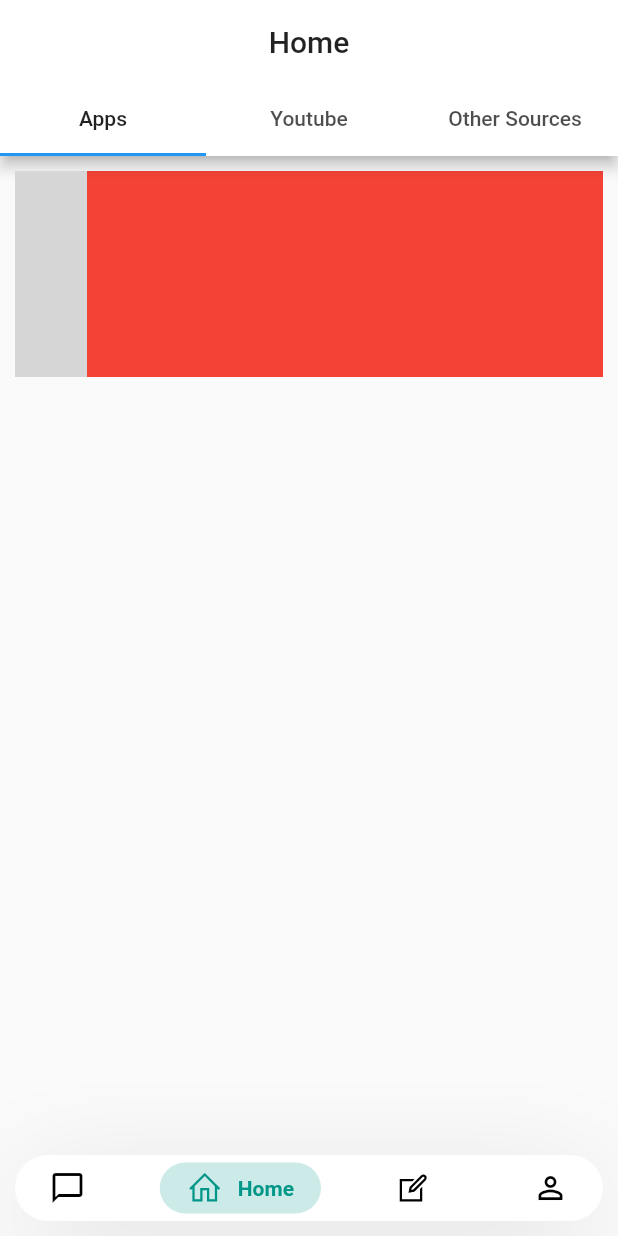
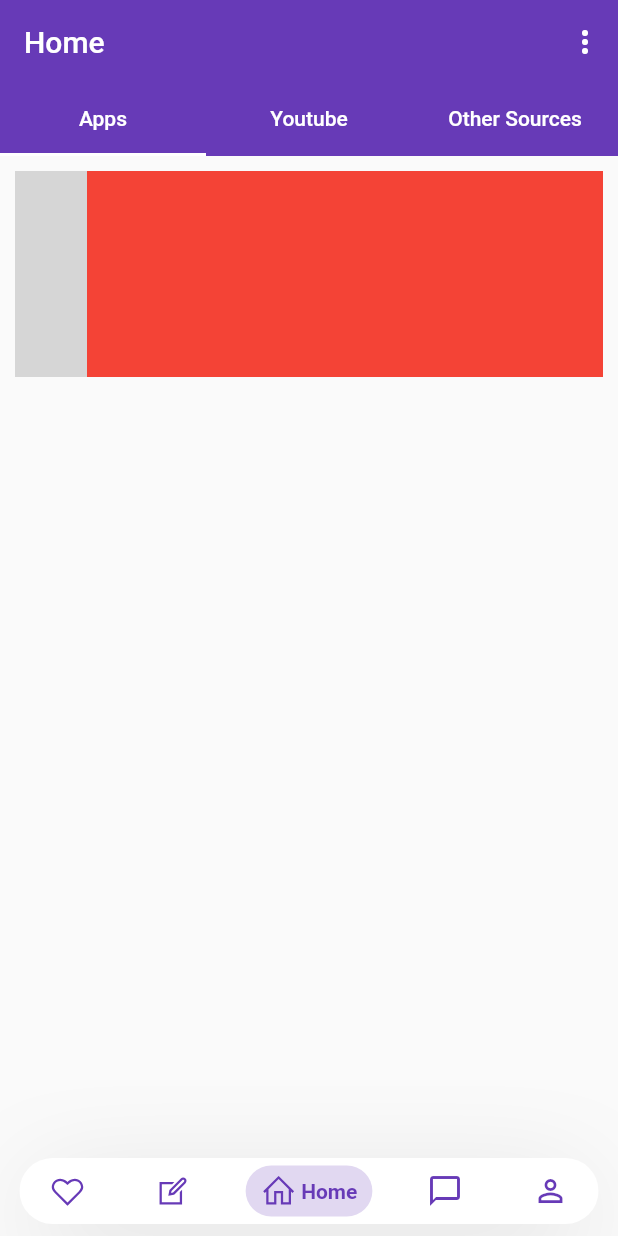
Before and after one commit to AshishBansal-Official/Flutter_grand-pool, a Flutter app: the Home screen opened directly, on a phone screen of 412 x 824 dp. Run offline on Flutter 3.47's test engine with Material 2 defaults, Android fonts, the phone set to English and light mode, and no system bars; drawn by our look-alikes of google_nav_bar; our stand-ins replace line_icons; missing offline and left inert: folding_cell, sliver_fab; statements that could not run were skipped; grey boxes are pictures that could not be loaded.

Commit message:
Changed the UI and theme

```diff
--- a/lib/components/post_tile.dart
+++ b/lib/components/post_tile.dart
@@ -1,4 +1,5 @@
 import 'package:flutter/material.dart';
+import 'package:grand_pool/components/avatar.dart';
 import 'package:grand_pool/components/custom_tile.dart';
 
 class PostTile extends StatelessWidget {
@@ -19,6 +20,7 @@ class PostTile extends StatelessWidget {
     return InkWell(
       onTap: onTap ?? () {},
       child: CustomTile(
+
         leading: Padding(
           padding: const EdgeInsets.all(4.0),
           child: CircleAvatar(
@@ -27,9 +29,7 @@ class PostTile extends StatelessWidget {
             child: ClipOval(
               child: imageUrl != null
                   ? Image.network(imageUrl)
-                  : Image.asset(
-                      'images/profile_pic.png',
-                    ),
+                  : Avatar(),
             ),
           ),
         ),
--- a/lib/screens/home/home.dart
+++ b/lib/screens/home/home.dart
@@ -12,30 +12,30 @@ class Home extends StatefulWidget {
 }
 
 class _HomeState extends State<Home> {
-  int selectedIndex = 1;
+  int selectedIndex = 2;
 
   PageController _pageController;
 
-  final List<String> titles = ['Chats', 'Home', 'Posts', 'Profile'];
+  final List<String> titles = [
+    'Favorites',
+    'Posts',
+    'Home',
+    'Chats',
+    'Profile'
+  ];
 
   final List<IconData> icons = [
+    LineIcons.heart,
+    LineIcons.edit,
+    LineIcons.home,
     Icons.chat_bubble_outline,
-    LineIcons.home,
-    LineIcons.edit,
     Icons.person_outline,
-  ];
-
-  final List<Color> colors = [
-    Colors.lightBlue,
-    Colors.teal,
-    Colors.purple,
-    Colors.pink,
   ];
 
   @override
   void initState() {
     super.initState();
-    _pageController = PageController(initialPage: 1);
+    _pageController = PageController(initialPage: 2);
   }
 
   @override
@@ -46,10 +46,14 @@ class _HomeState extends State<Home> {
 
   @override
   Widget build(BuildContext context) {
-    return Scaffold(
+    return SafeArea(
+      child: Scaffold(
+        backgroundColor: Colors.white,
         resizeToAvoidBottomPadding: false,
         extendBody: true,
-      body: SafeArea(
+        body: Stack(
+          children: <Widget>[
+            SafeArea(
               child: PageView(
                 physics: BouncingScrollPhysics(),
                 controller: _pageController,
@@ -59,16 +63,23 @@ class _HomeState extends State<Home> {
                   });
                 },
                 children: <Widget>[
+                  Center(
+                    child: Text('Like'),
+                  ),
+                  PostsScreen(),
+                  HomePage(),
                   ChatsPage(),
-            HomePage(),
-            PostsScreen(),
                   ProfilePage(),
                 ],
               ),
             ),
-      bottomNavigationBar: SafeArea(
+            Positioned(
+              bottom: 8.0,
+              left: 3.0,
+              right: 3.0,
               child: Container(
-          margin: EdgeInsets.symmetric(horizontal: 10, vertical: 10),
+                width: MediaQuery.of(context).size.width - 20,
+                margin: EdgeInsets.symmetric(horizontal: 10),
                 decoration: BoxDecoration(
                   color: Colors.white,
                   borderRadius: BorderRadius.all(Radius.circular(100)),
@@ -81,19 +92,19 @@ class _HomeState extends State<Home> {
                   ],
                 ),
                 child: Padding(
-            padding: const EdgeInsets.symmetric(horizontal: 5.0, vertical: 5),
+                  padding: const EdgeInsets.symmetric(vertical: 5, horizontal: 10.0),
                   child: GNav(
                       tabs: titles.map((title) {
                         var index = titles.indexOf(title);
-                  var color = colors[index];
                         return GButton(
-                    gap: 10,
-                    iconActiveColor: color,
-                    iconColor: Colors.black,
-                    textColor: color,
-                    backgroundColor: color.withOpacity(.2),
+                          gap: 3,
+                          iconActiveColor: Colors.deepPurple,
+                          iconColor: Colors.deepPurple,
+                          textColor: Colors.deepPurple,
+                          backgroundColor: Colors.deepPurple.withOpacity(.2),
                           iconSize: 24,
-                    padding: EdgeInsets.symmetric(horizontal: 18, vertical: 5),
+                          padding:
+                              EdgeInsets.symmetric(horizontal: 10, vertical: 5),
                           icon: icons[index],
                           text: titles[index],
                         );
@@ -104,9 +115,14 @@ class _HomeState extends State<Home> {
                         setState(() {
                           selectedIndex = index;
                         });
-                  _pageController.animateToPage(index, duration: Duration(milliseconds: 400), curve: Curves.easeInOut);
+                        _pageController.animateToPage(index,
+                            duration: Duration(milliseconds: 400),
+                            curve: Curves.easeInOut);
                       }),
                 ),
+              ),
+            ),
+          ],
         ),
       ),
     );
--- a/lib/screens/home/tabs/chats_page.dart
+++ b/lib/screens/home/tabs/chats_page.dart
@@ -29,7 +29,7 @@ class _ChatsPageState extends State<ChatsPage> {
                   color: Colors.white,
                 ),
               ),
-              color: Colors.lightBlue,
+              color: Colors.deepPurple.withOpacity(0.8),
               shape: RoundedRectangleBorder(
                 borderRadius: BorderRadius.circular(6.0),
               ),
--- a/lib/screens/home/tabs/home_page.dart
+++ b/lib/screens/home/tabs/home_page.dart
@@ -34,25 +34,58 @@ class _HomePageState extends State<HomePage>
     width = MediaQuery.of(context).size.width;
 
     return Scaffold(
-      appBar: AppBar(
-        title: Text('Home'),
-        centerTitle: true,
+      body: CustomScrollView(
+        slivers: <Widget>[
+          SliverAppBar(
+            pinned: true,
+            backgroundColor: Colors.deepPurple,
+            title: Text(
+              'Home',
+              style: TextStyle(color: Colors.white),
+            ),
+            actions: <Widget>[
+              Icon(
+                Icons.more_vert,
+                color: Colors.white,
+              ),
+              SizedBox(
+                width: 10.0,
+              ),
+            ],
             bottom: TabBar(
+              indicatorColor: Colors.white,
               controller: _tabController,
               tabs: <Widget>[
                 Tab(
-              text: 'Apps',
+                  child: Text(
+                    'Apps',
+                    style: TextStyle(color: Colors.white),
+                  ),
                 ),
                 Tab(
-              text: 'Youtube',
+                  child: Text(
+                    'Youtube',
+                    style: TextStyle(color: Colors.white),
+                  ),
                 ),
                 Tab(
-              text: 'Other Sources',
+                  child: Text(
+                    'Other Sources',
+                    style: TextStyle(color: Colors.white),
+                  ),
                 ),
               ],
             ),
           ),
-      body: TabBarView(
+          SliverList(
+            delegate: SliverChildListDelegate(
+              [
+                Container(
+                  child: Column(
+                    children: <Widget>[
+                      Container(
+                        height: MediaQuery.of(context).size.height,
+                        child: TabBarView(
                           controller: _tabController,
                           children: <Widget>[
                             ListView(
@@ -60,7 +93,7 @@ class _HomePageState extends State<HomePage>
                                 Padding(
                                   padding: const EdgeInsets.all(10.0),
                                   child: Container(
-                  height: height/6,
+                                    height: height / 6,
                                     color: Colors.red,
                                     child: ListView(
                                       scrollDirection: Axis.horizontal,
@@ -84,6 +117,16 @@ class _HomePageState extends State<HomePage>
                             ),
                           ],
                         ),
+                      ),
+                    ],
+                  ),
+                ),
+              ],
+            ),
+          ),
+          SliverFillRemaining(),
+        ],
+      ),
     );
   }
 }
```
Also changed, not shown: lib/components/avatar.dart (added, +30 -0 lines), lib/screens/home/tabs/posts_page.dart (+23 -1 lines), lib/screens/home/tabs/profile_page.dart (+8 -12 lines). Lines whose indentation alone changed are shown as unchanged.
